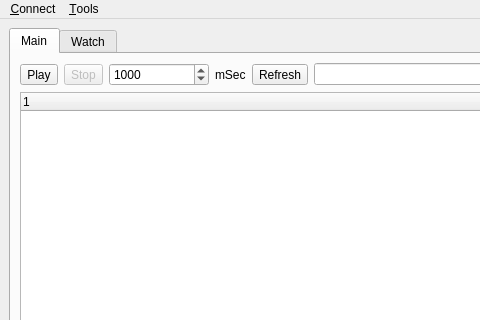
Old version of the form src/mainwindow.ui in the repository OpenDAX/qDAX; both pictures show x 0 to 480 and y 0 to 320 of the 801 by 620 pixel window.
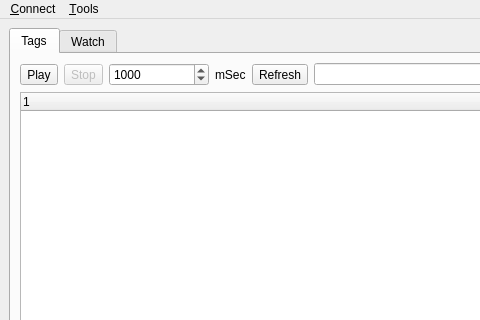
New version of the form.

```diff
--- a/src/mainwindow.ui
+++ b/src/mainwindow.ui
@@ -22,7 +22,7 @@
       </property>
       <widget class="QWidget" name="tabMain">
        <attribute name="title">
-        <string>Main</string>
+        <string>Tags</string>
        </attribute>
        <layout class="QVBoxLayout" name="verticalLayout_2">
         <item>
```
Left out of the diff: 26 changed lines with no effect on the pictures.
